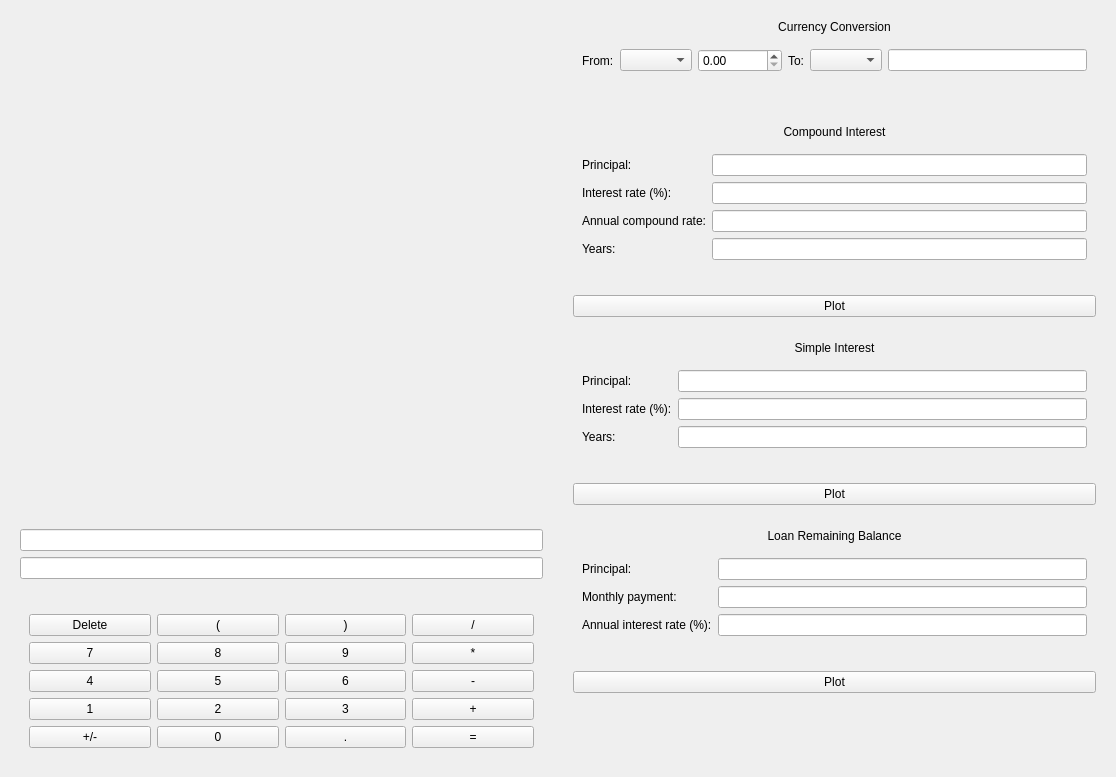
Above: app/calculator.ui from ebaustria/financial_calculator before the change. Below: the same form after it.
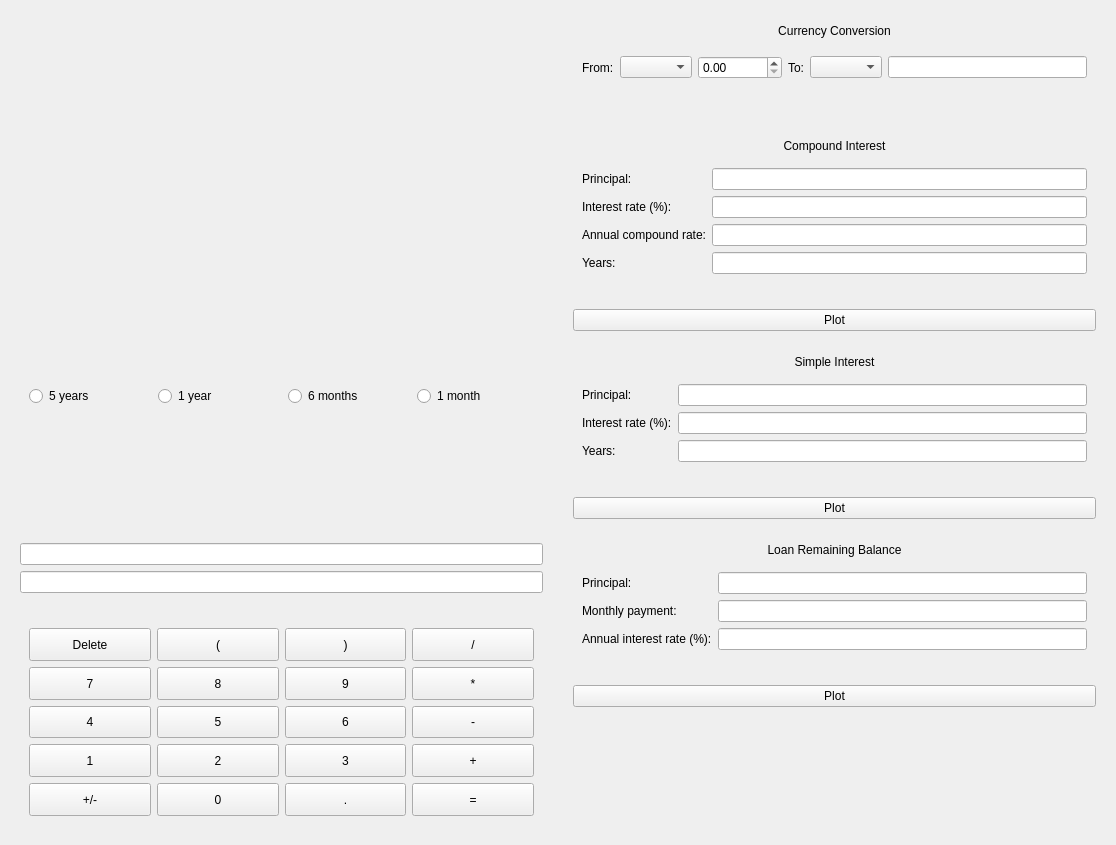
That is the form after the change. Custom widgets are drawn as their Qt base class.

Commit message: Plot conversion rates

Diff of the .ui file:
```diff
--- a/app/calculator.ui
+++ b/app/calculator.ui
@@ -7,7 +7,7 @@
     <x>0</x>
     <y>0</y>
     <width>1116</width>
-    <height>765</height>
+    <height>845</height>
    </rect>
   </property>
   <property name="sizePolicy">
@@ -616,7 +616,7 @@
      </layout>
     </widget>
    </item>
-   <item row="1" column="0" rowspan="2" colspan="2">
+   <item row="0" column="0" rowspan="3" colspan="2">
     <widget class="QWidget" name="plotViewer" native="true">
      <property name="sizePolicy">
       <sizepolicy hsizetype="Preferred" vsizetype="Preferred">
@@ -624,10 +624,44 @@
        <verstretch>0</verstretch>
       </sizepolicy>
      </property>
-     <layout class="QVBoxLayout" name="verticalLayout" stretch="0">
+     <layout class="QVBoxLayout" name="verticalLayout" stretch="0,0">
       <item>
        <widget class="QChartView" name="lineChart" native="true"/>
       </item>
+      <item>
+       <widget class="QWidget" name="conversionRateTimespan" native="true">
+        <layout class="QHBoxLayout" name="horizontalLayout_2">
+         <item>
+          <widget class="QRadioButton" name="fiveYearsRadioButton">
+           <property name="text">
+            <string>5 years</string>
+           </property>
+          </widget>
+         </item>
+         <item>
+          <widget class="QRadioButton" name="oneYearRadioButton">
+           <property name="text">
+            <string>1 year</string>
+           </property>
+          </widget>
+         </item>
+         <item>
+          <widget class="QRadioButton" name="sixMonthsRadioButton">
+           <property name="text">
+            <string>6 months</string>
+           </property>
+          </widget>
+         </item>
+         <item>
+          <widget class="QRadioButton" name="oneMonthRadioButton">
+           <property name="text">
+            <string>1 month</string>
+           </property>
+          </widget>
+         </item>
+        </layout>
+       </widget>
+      </item>
      </layout>
     </widget>
    </item>
```
The commit also changes 10 other files.
